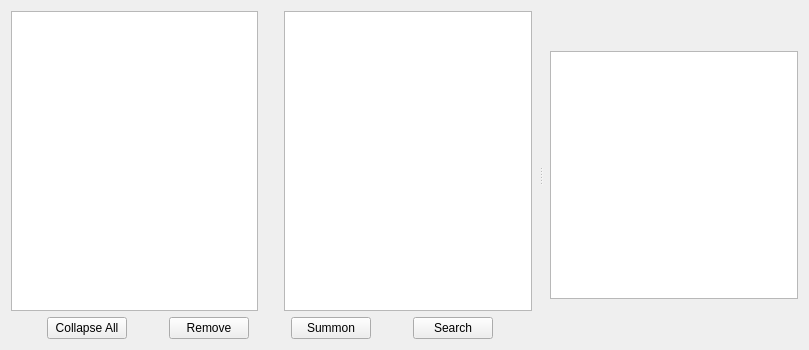
Old version of the form src/forms/maintab_chars.ui in the repository cbnolok/Leviathan.
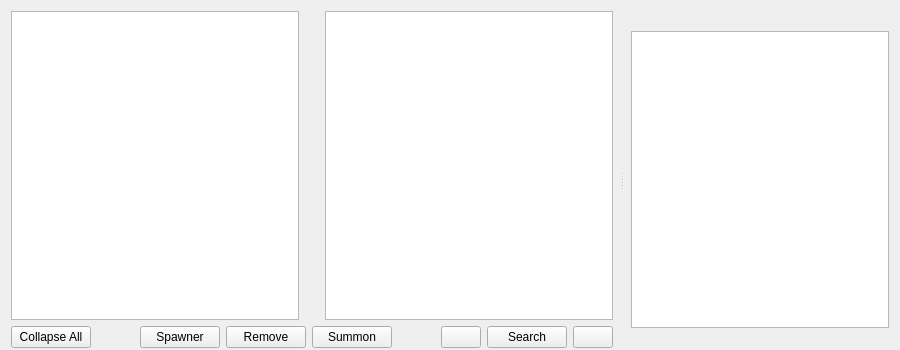
New version of the form. Icons and pictures are not drawn.

Commit message: Version 0.1.3. Added the spawner tool. Added "always on top" checkbox. Added previous/next buttons in the items/chars tabs for the search function. Added CTRL + F shortcut to open the search dialog. Changed the focus and the tab order in the search dialog. Increased the speed at which the text is sent. Some other internal minor changes.

Diff of the .ui file:
```diff
--- a/src/forms/maintab_chars.ui
+++ b/src/forms/maintab_chars.ui
@@ -6,7 +6,7 @@
    <rect>
     <x>0</x>
     <y>0</y>
-    <width>809</width>
+    <width>900</width>
     <height>350</height>
    </rect>
   </property>
@@ -14,6 +14,12 @@
    <string>Form</string>
   </property>
   <layout class="QHBoxLayout" name="horizontalLayout_2">
+   <property name="spacing">
+    <number>2</number>
+   </property>
+   <property name="bottomMargin">
+    <number>2</number>
+   </property>
    <item>
     <layout class="QHBoxLayout" name="horizontalLayout">
      <item>
@@ -27,7 +33,7 @@
        <property name="orientation">
         <enum>Qt::Horizontal</enum>
        </property>
-       <widget class="QWidget" name="layoutWidget">
+       <widget class="QWidget" name="layoutWidget_lists">
         <layout class="QGridLayout" name="gridLayout_lists" rowstretch="0,0" columnstretch="0,0,0,0">
          <item row="0" column="1">
           <spacer name="horizontalSpacer_lists">
@@ -60,6 +66,26 @@
              </property>
             </widget>
            </item>
+           <item>
+            <spacer name="horizontalSpacer_4">
+             <property name="orientation">
+              <enum>Qt::Horizontal</enum>
+             </property>
+             <property name="sizeHint" stdset="0">
+              <size>
+               <width>40</width>
+               <height>20</height>
+              </size>
+             </property>
+            </spacer>
+           </item>
+           <item>
+            <widget class="QPushButton" name="pushButton_spawner">
+             <property name="text">
+              <string>Spawner</string>
+             </property>
+            </widget>
+           </item>
            <item>
             <widget class="QPushButton" name="pushButton_remove">
              <property name="sizePolicy">
@@ -86,6 +112,36 @@
              </property>
             </widget>
            </item>
+           <item>
+            <spacer name="horizontalSpacer_3">
+             <property name="orientation">
+              <enum>Qt::Horizontal</enum>
+             </property>
+             <property name="sizeHint" stdset="0">
+              <size>
+               <width>40</width>
+               <height>20</height>
+              </size>
+             </property>
+            </spacer>
+           </item>
+           <item>
+            <widget class="QPushButton" name="pushButton_search_back">
+             <property name="sizePolicy">
+              <sizepolicy hsizetype="Fixed" vsizetype="Fixed">
+               <horstretch>0</horstretch>
+               <verstretch>0</verstretch>
+              </sizepolicy>
+             </property>
+             <property name="text">
+              <string/>
+             </property>
+             <property name="icon">
+              <iconset resource="../leviathan_resources.qrc">
+               <normaloff>:/icons/icons/ionicons-left.svg</normaloff>:/icons/icons/ionicons-left.svg</iconset>
+             </property>
+            </widget>
+           </item>
            <item>
             <widget class="QPushButton" name="pushButton_search">
              <property name="sizePolicy">
@@ -97,6 +153,27 @@
              <property name="text">
               <string>Search</string>
              </property>
+             <property name="icon">
+              <iconset resource="../leviathan_resources.qrc">
+               <normaloff>:/icons/icons/ionicons-search.svg</normaloff>:/icons/icons/ionicons-search.svg</iconset>
+             </property>
+            </widget>
+           </item>
+           <item>
+            <widget class="QPushButton" name="pushButton_search_next">
+             <property name="sizePolicy">
+              <sizepolicy hsizetype="Fixed" vsizetype="Fixed">
+               <horstretch>0</horstretch>
+               <verstretch>0</verstretch>
+              </sizepolicy>
+             </property>
+             <property name="text">
+              <string/>
+             </property>
+             <property name="icon">
+              <iconset resource="../leviathan_resources.qrc">
+               <normaloff>:/icons/icons/ionicons-right.svg</normaloff>:/icons/icons/ionicons-right.svg</iconset>
+             </property>
             </widget>
            </item>
           </layout>
@@ -157,7 +234,7 @@
          </item>
         </layout>
        </widget>
-       <widget class="QWidget" name="layoutWidget">
+       <widget class="QWidget" name="layoutWidget_image">
         <layout class="QGridLayout" name="gridLayout_image">
          <property name="rightMargin">
           <number>0</number>
@@ -173,7 +250,7 @@
            <property name="sizeHint" stdset="0">
             <size>
              <width>20</width>
-             <height>40</height>
+             <height>20</height>
             </size>
            </property>
           </spacer>
@@ -189,7 +266,7 @@
            <property name="sizeHint" stdset="0">
             <size>
              <width>20</width>
-             <height>40</height>
+             <height>20</height>
             </size>
            </property>
           </spacer>
```
Left out of the diff: 4 changed lines with no effect on the pictures. The commit also changes 41 other files.
